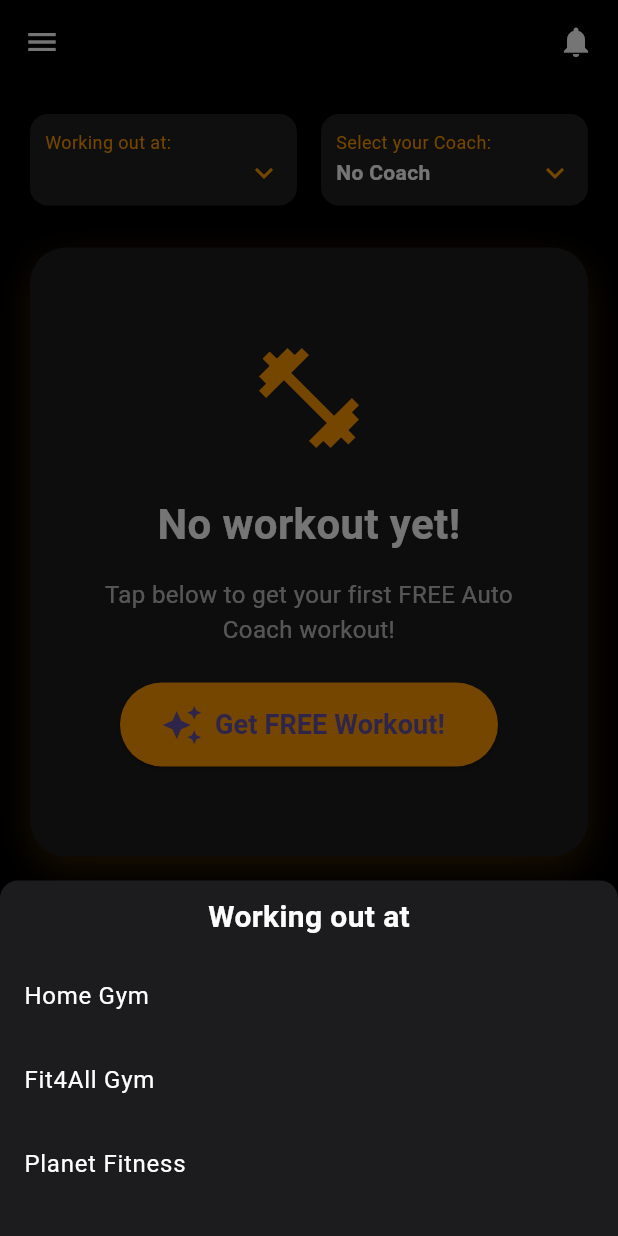
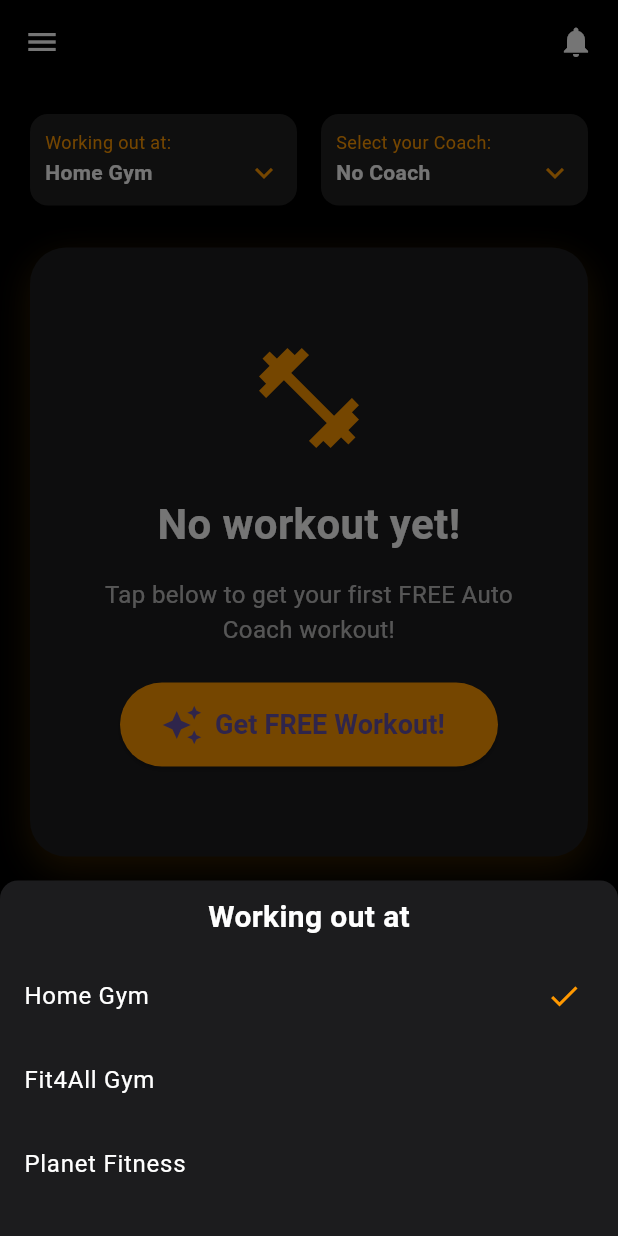
Before and after one commit to ottoorta/weightlifting-tracker, a Flutter app: the HomeScreen screen opened by its route, after a tap on "Working out at:", on a phone screen of 412 x 824 dp. Run offline on Flutter 3.47's test engine with Material 3 defaults, Android fonts, the phone set to English and light mode, and no system bars; our stand-ins replace audioplayers, cloud_firestore, firebase_auth, firebase_core, google_sign_in, shared_preferences; missing offline and left inert: flutter_facebook_auth; accounts and stored records are empty; Roboto replaces fonts that are missing (Montserrat).

Commit message:
fix: resolve home screen crashes and overflows
- Safely parse 'exerciseIds' in WorkoutCard to handle String/List/missing cases
- Add null-safety for gymName, selectedCoach, muscles, and muscleDistribution
- Wrap HomeScreen body in SingleChildScrollView to prevent RenderFlex overflow
- Graceful fallbacks for new users (Home Gym / No Coach)
- Robust error handling in _loadWorkout() with try/catch
- Eliminates red screen on fresh installs and corrupted workout docs

Closes home screen stability issues. App now ready for end-to-end testing.

```diff
--- a/lib/screens/home_screen.dart
+++ b/lib/screens/home_screen.dart
@@ -26,25 +26,41 @@ class _HomeScreenState extends State<HomeScreen> {
     if (user == null) return;
 
     try {
-      final doc = await FirebaseFirestore.instance
+      final docSnap = await FirebaseFirestore.instance
           .collection('users')
           .doc(user.uid)
           .get();
 
-      if (!doc.exists) return;
+      if (!docSnap.exists) {
+        setState(() {
+          _currentGym = 'Home Gym';
+          _currentCoach = 'No Coach';
+        });
+        return;
+      }
+
+      final data = docSnap.data()!;
+
+      // SAFELY GET GYM NAME
+      final gymCandidates = [
+        data['gymName'],
+        data['gym_name'],
+        data['gym'],
+      ].where((e) => e is String && e.trim().isNotEmpty);
 
       setState(() {
-        _currentGym = [
-          doc.get('gymName'),
-          doc.get('gym_name'),
-          doc.get('gym'),
-        ].firstWhere((g) => g != null, orElse: () => 'Home Gym');
+        _currentGym =
+            gymCandidates.isNotEmpty ? gymCandidates.first : 'Home Gym';
 
-        final coachCode = [
-          doc.get('selectedCoach'),
-          doc.get('coach'),
-          doc.get('selected_coach'),
-        ].firstWhere((c) => c != null, orElse: () => null);
+        // SAFELY GET COACH
+        final coachCandidates = [
+          data['selectedCoach'],
+          data['coach'],
+          data['selected_coach'],
+        ].where((e) => e is String && e.trim().isNotEmpty);
+
+        final coachCode =
+            coachCandidates.isNotEmpty ? coachCandidates.first : null;
 
         _currentCoach = coachCode == 'auto'
             ? 'Auto Coach'
@@ -56,6 +72,10 @@ class _HomeScreenState extends State<HomeScreen> {
       });
     } catch (e) {
       debugPrint('Home load error: $e');
+      setState(() {
+        _currentGym = 'Home Gym';
+        _currentCoach = 'No Coach';
+      });
     }
   }
 
@@ -126,6 +146,8 @@ class _HomeScreenState extends State<HomeScreen> {
         ],
       ),
       body: SafeArea(
+        child: SingleChildScrollView(
+          // ← THIS FIXES THE OVERFLOW!
           child: Column(
             children: [
               // TOP DROPDOWNS
@@ -153,15 +175,17 @@ class _HomeScreenState extends State<HomeScreen> {
               ),
 
               // WORKOUT CARD
-            Padding(
-              padding: const EdgeInsets.symmetric(horizontal: 20, vertical: 8),
+              const Padding(
+                padding: EdgeInsets.symmetric(horizontal: 20, vertical: 8),
                 child: WorkoutCard(),
               ),
 
-            const Spacer(),
-
-            // BOTTOM NAV
-            Container(
+              const SizedBox(height: 100), // extra space for bottom nav
+            ],
+          ),
+        ),
+      ),
+      bottomNavigationBar: Container(
         decoration: const BoxDecoration(
           color: Color(0xFF1C1C1E),
           borderRadius: BorderRadius.vertical(top: Radius.circular(20)),
@@ -176,19 +200,13 @@ class _HomeScreenState extends State<HomeScreen> {
           showSelectedLabels: true,
           showUnselectedLabels: true,
           items: const [
-                  BottomNavigationBarItem(
-                      icon: Icon(Icons.home), label: 'Home'),
-                  BottomNavigationBarItem(
-                      icon: Icon(Icons.search), label: 'Search'),
+            BottomNavigationBarItem(icon: Icon(Icons.home), label: 'Home'),
+            BottomNavigationBarItem(icon: Icon(Icons.search), label: 'Search'),
             BottomNavigationBarItem(
                 icon: Icon(Icons.bar_chart), label: 'Stats'),
             BottomNavigationBarItem(
                 icon: Icon(Icons.message), label: 'Messages'),
-                  BottomNavigationBarItem(
-                      icon: Icon(Icons.person), label: 'Account'),
-                ],
-              ),
-            ),
+            BottomNavigationBarItem(icon: Icon(Icons.person), label: 'Account'),
           ],
         ),
       ),
@@ -196,7 +214,7 @@ class _HomeScreenState extends State<HomeScreen> {
   }
 }
 
-// REUSABLE DROPDOWN
+// REUSABLE DROPDOWN + PICKER stay EXACTLY the same as before
 class _DropdownButton extends StatelessWidget {
   final String label, value;
   final VoidCallback onTap;
@@ -219,18 +237,14 @@ class _DropdownButton extends StatelessWidget {
         child: Column(
           crossAxisAlignment: CrossAxisAlignment.start,
           children: [
-            Text(
-              label,
-              style: const TextStyle(color: Colors.orange, fontSize: 12),
-            ),
+            Text(label,
+                style: const TextStyle(color: Colors.orange, fontSize: 12)),
             Row(
               children: [
                 Expanded(
-                  child: Text(
-                    value,
+                  child: Text(value,
                       style: const TextStyle(
-                        color: Colors.white, fontWeight: FontWeight.bold),
-                  ),
+                          color: Colors.white, fontWeight: FontWeight.bold)),
                 ),
                 const Icon(Icons.keyboard_arrow_down, color: Colors.orange),
               ],
@@ -242,7 +256,6 @@ class _DropdownButton extends StatelessWidget {
   }
 }
 
-// MODAL PICKER
 class _GymCoachPicker extends StatelessWidget {
   final String title, current;
   final List<String> options;
@@ -267,22 +280,18 @@ class _GymCoachPicker extends StatelessWidget {
         children: [
           Padding(
             padding: const EdgeInsets.all(10),
-            child: Text(
-              title,
+            child: Text(title,
                 style: const TextStyle(
                     color: Colors.white,
                     fontSize: 20,
-                  fontWeight: FontWeight.bold),
-            ),
+                    fontWeight: FontWeight.bold)),
           ),
           ...options.map((opt) => ListTile(
                 title: Text(opt, style: const TextStyle(color: Colors.white)),
                 trailing: opt == current
                     ? const Icon(Icons.check, color: Colors.orange)
                     : null,
-                onTap: () {
-                  onSelect(opt);
-                },
+                onTap: () => onSelect(opt),
               )),
           const SizedBox(height: 20),
         ],
--- a/lib/widgets/workout_card.dart
+++ b/lib/widgets/workout_card.dart
@@ -34,11 +34,15 @@ class _WorkoutCardState extends State<WorkoutCard> {
 
     final muscleMap = <String, double>{};
     for (var ex in _exercises) {
-      final muscles = ex['muscles'] as List<dynamic>? ?? [];
-      final percentages = ex['muscleDistribution'] as List<dynamic>? ?? [];
+      final muscles =
+          ex['muscles'] is List ? ex['muscles'] as List : <dynamic>[];
+      final percentages = ex['muscleDistribution'] is List
+          ? ex['muscleDistribution'] as List
+          : <dynamic>[];
+
       for (int i = 0; i < muscles.length && i < percentages.length; i++) {
-        final name = muscles[i].toString();
-        final percent = (percentages[i] as num?)?.toDouble() ?? 0;
+        final name = muscles[i]?.toString() ?? 'Unknown';
+        final percent = (percentages[i] as num?)?.toDouble() ?? 0.0;
         muscleMap[name] = (muscleMap[name] ?? 0) + percent;
       }
     }
@@ -386,22 +390,54 @@ class _WorkoutCardState extends State<WorkoutCard> {
       return;
     }
 
-    final data = snapshot.docs.first.data() as Map<String, dynamic>;
-    data['id'] = snapshot.docs.first.id; // SAVE ID FOR REGENERATE
-    final ids = (data['exerciseIds'] as List).cast<String>();
+    final doc = snapshot.docs.first;
+    final data = doc.data() as Map<String, dynamic>;
+    data['id'] = doc.id; // Save ID for regenerate
+
+    // === SAFE PARSING OF exerciseIds ===
+    final rawExerciseIds = data['exerciseIds'];
+    List<String> ids = [];
+
+    if (rawExerciseIds is List) {
+      ids = rawExerciseIds.whereType<String>().toList();
+    } else if (rawExerciseIds is String && rawExerciseIds.trim().isNotEmpty) {
+      // Handle corrupted data: maybe it's a single ID or comma-separated
+      ids = rawExerciseIds
+          .split(',')
+          .map((s) => s.trim())
+          .where((s) => s.isNotEmpty)
+          .toList();
+      if (ids.length == 1 && ids.first.isEmpty) ids = [];
+    }
+    // If null or anything else → ids stays empty
 
     setState(() {
       _workout = data;
       _exercises = [];
     });
 
-    final exDocs = await Future.wait(ids.map((id) =>
-        FirebaseFirestore.instance.collection('exercises').doc(id).get()));
-    final exercises = exDocs
-        .where((d) => d.exists)
-        .map((d) => d.data() as Map<String, dynamic>)
-        .toList();
+    if (ids.isEmpty) {
+      setState(() => _exercises = []);
+      return;
+    }
 
-    if (mounted) setState(() => _exercises = exercises);
+    try {
+      final exDocs = await Future.wait(
+        ids.map((id) =>
+            FirebaseFirestore.instance.collection('exercises').doc(id).get()),
+      );
+
+      final exercises = exDocs
+          .where((d) => d.exists)
+          .map((d) => d.data() as Map<String, dynamic>)
+          .toList();
+
+      if (mounted) {
+        setState(() => _exercises = exercises);
+      }
+    } catch (e) {
+      debugPrint('Error loading exercises: $e');
+      if (mounted) setState(() => _exercises = []);
+    }
   }
 }
```
Lines whose indentation alone changed are shown as unchanged.
